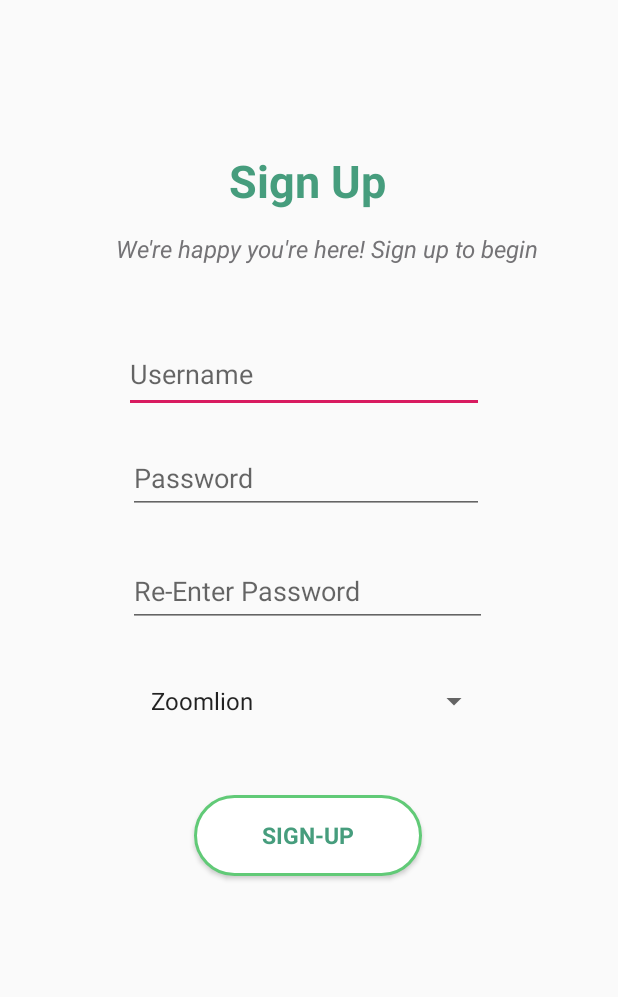
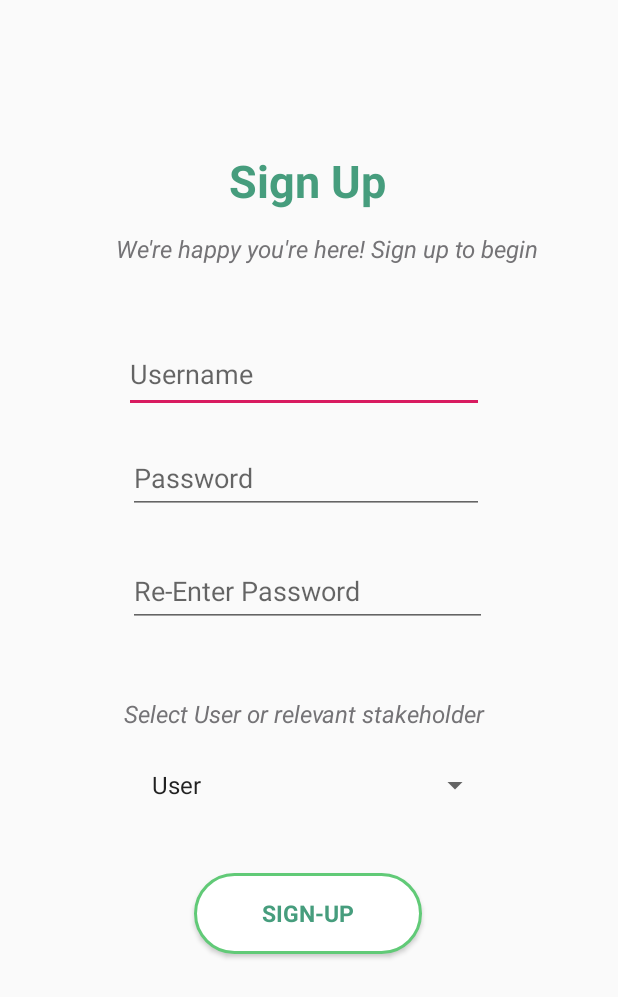
Before and after one commit to GoodieDawson/Group_Project_2, an Android app: the SignUp screen opened directly, with no data from a screen before it, on a phone screen of 412 x 824 dp. Shown: the top 997 px of the screen. Run offline under Robolectric (Android 15) with nearby library versions, the phone set to English and light mode, and no system bars; our stand-ins replace Firebase (no records; nobody signed in at launch, a user with empty details on screens opened directly).

Commit message:
push hah

```diff
--- a/app/src/main/res/layout/activity_sign_up.xml
+++ b/app/src/main/res/layout/activity_sign_up.xml
@@ -27,6 +27,25 @@
         app:layout_constraintStart_toStartOf="parent" />
 
     <TextView
+        android:id="@+id/textView5"
+        android:layout_width="259dp"
+        android:layout_height="24dp"
+        android:layout_marginStart="8dp"
+        android:layout_marginLeft="8dp"
+        android:layout_marginEnd="8dp"
+        android:layout_marginRight="8dp"
+        android:layout_marginBottom="12dp"
+        android:text="@string/select_user"
+        android:textColor="#747376"
+        android:textSize="16sp"
+        android:textStyle="italic"
+        android:typeface="sans"
+        app:layout_constraintBottom_toTopOf="@+id/spinner1"
+        app:layout_constraintEnd_toEndOf="parent"
+        app:layout_constraintHorizontal_bias="0.544"
+        app:layout_constraintStart_toStartOf="parent" />
+
+    <TextView
         android:id="@+id/sample_text3"
         android:layout_width="186dp"
         android:layout_height="44dp"
@@ -46,7 +65,7 @@
         android:id="@+id/signup"
         android:layout_width="152dp"
         android:layout_height="54dp"
-        android:layout_marginTop="112dp"
+        android:layout_marginTop="164dp"
         android:background="@drawable/rounded_button"
         android:text="@string/sign_up"
         android:textColor="#469D7D"
@@ -108,9 +127,9 @@
         android:layout_marginLeft="8dp"
         android:layout_marginEnd="8dp"
         android:layout_marginRight="8dp"
-        android:layout_marginBottom="40dp"
+        android:layout_marginBottom="36dp"
         app:layout_constraintBottom_toTopOf="@+id/signup"
         app:layout_constraintEnd_toEndOf="parent"
-        app:layout_constraintHorizontal_bias="0.496"
+        app:layout_constraintHorizontal_bias="0.503"
         app:layout_constraintStart_toStartOf="parent" />
 </android.support.constraint.ConstraintLayout>
--- a/app/src/main/res/values/strings.xml
+++ b/app/src/main/res/values/strings.xml
@@ -16,8 +16,10 @@
     <string name="balance_text">balance</string>
     <string name="user_text">user</string>
     <string name="make_purchase_text">Make Purchase</string>
+    <string name="select_user">Select User or relevant stakeholder</string>
 
     <string-array name="names">
+        <item>User</item>
         <item>Zoomlion</item>
         <item>Akornor</item>
         <item>BigBen</item>
```
